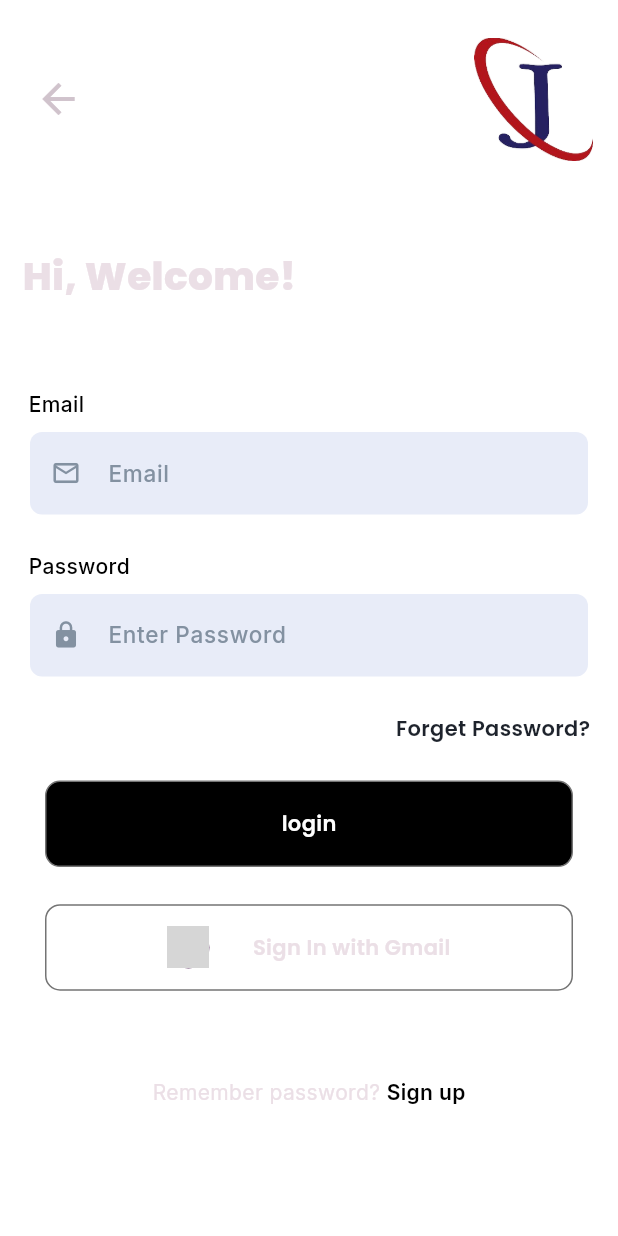
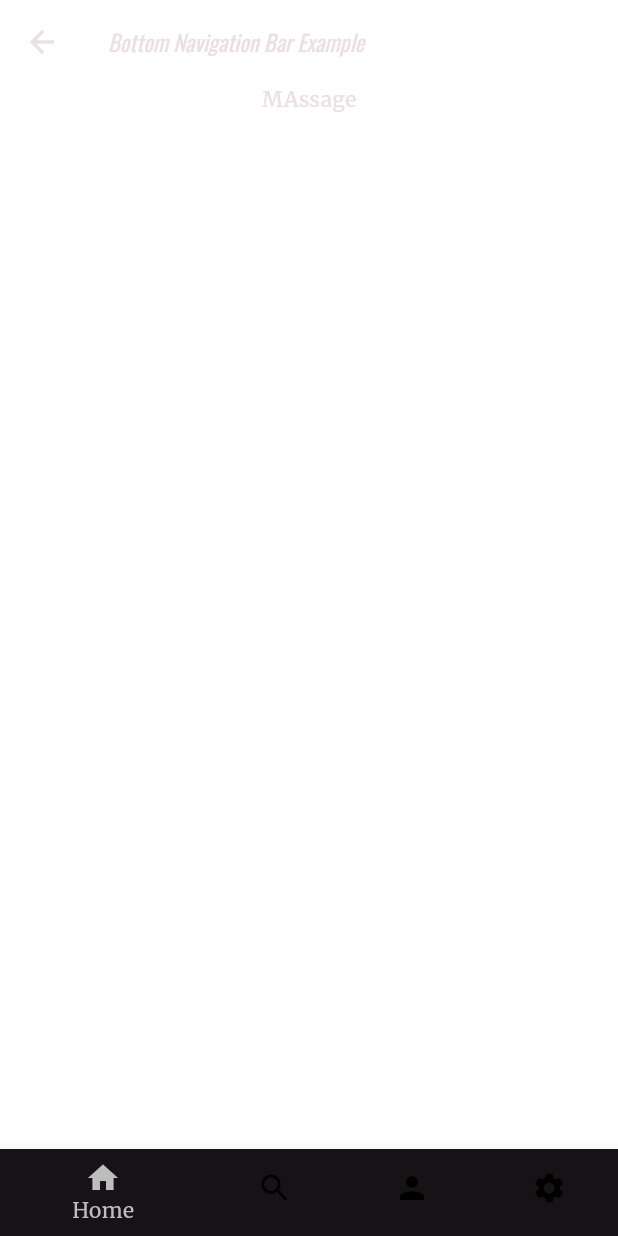
Before and after one commit to asfand124/job_jungle, a Flutter app: the Login screen opened directly, after a tap on "login", on a phone screen of 412 x 824 dp. Run offline on Flutter 3.47's test engine with Material 3 defaults, Android fonts, the phone set to English and light mode, and no system bars; our stand-ins replace firebase_core, google_fonts; accounts and stored records are empty; network calls fail; grey boxes are pictures that could not be loaded.

Commit message:
theme home and navigatin bbar complete

```diff
--- a/lib/Const/Themedata.dart
+++ b/lib/Const/Themedata.dart
@@ -7,14 +7,21 @@ ThemeData myTheme = ThemeData(
   primarySwatch: Colors.blue,
   textTheme: TextTheme(
     displayLarge: TextStyle(
-      fontSize: 72,
+      fontSize: 25,
       fontWeight: FontWeight.bold,
       fontFamily: GoogleFonts.poppins().fontFamily,
     ),
     titleLarge: GoogleFonts.oswald(
-      fontSize: 30,
+      fontSize: 15,
+      color: Colors.black,
       fontStyle: FontStyle.italic,
     ),
+    titleSmall: GoogleFonts.inter(
+      fontSize: 15,
+      color: Colors.white,
+    ),
+    titleMedium: GoogleFonts.inter(
+        fontSize: 15, color: Colors.black, fontStyle: FontStyle.normal),
     bodyMedium: GoogleFonts.merriweather(),
     displaySmall: GoogleFonts.pacifico(),
   ),
--- a/lib/Screens/Auth/Login.dart
+++ b/lib/Screens/Auth/Login.dart
@@ -1,6 +1,8 @@
 import 'package:flutter/material.dart';
 import 'package:google_fonts/google_fonts.dart';
 import 'package:job_jungle/Components/Textfields.dart';
+import 'package:job_jungle/Screens/Common/Navigation_bar.dart';
+import 'package:job_jungle/Screens/User/User_Home.dart';
 
 class Login extends StatelessWidget {
   TextEditingController _emailController = TextEditingController();
@@ -39,26 +41,13 @@ class Login extends StatelessWidget {
             SizedBox(
               height: MediaQuery.of(context).size.height * 0.07,
             ),
-            Text(
-              'Hi, Welcome!',
-              style: TextStyle(
-                fontSize: 26,
-                fontWeight: FontWeight.w800,
-                fontFamily: GoogleFonts.poppins().fontFamily,
-              ),
-            ),
+            Text('Hi, Welcome!',
+                style: Theme.of(context).textTheme.displayLarge),
+
             SizedBox(
               height: MediaQuery.of(context).size.height * 0.07,
             ),
-            Text(
-              ' Email',
-              style: TextStyle(
-                fontSize: 14,
-                color: Color(0xff000000),
-                fontFamily: GoogleFonts.inter().fontFamily,
-                fontWeight: FontWeight.w500,
-              ),
-            ),
+            Text(' Email', style: Theme.of(context).textTheme.titleMedium),
             SizedBox(
               height: MediaQuery.of(context).size.height * 0.01,
             ),
@@ -83,15 +72,7 @@ class Login extends StatelessWidget {
             SizedBox(
               height: MediaQuery.of(context).size.height * 0.03,
             ),
-            Text(
-              ' Password',
-              style: TextStyle(
-                fontSize: 14,
-                color: Color(0xff000000),
-                fontFamily: GoogleFonts.inter().fontFamily,
-                fontWeight: FontWeight.w500,
-              ),
-            ),
+            Text(' Password', style: Theme.of(context).textTheme.titleMedium),
             SizedBox(
               height: MediaQuery.of(context).size.height * 0.01,
             ),
@@ -125,15 +106,8 @@ class Login extends StatelessWidget {
                 //             builder: (context) => ForgetPassword()));
                 //   },
                 //child:
-                Text(
-                  "Forget Password? ",
-                  style: TextStyle(
-                    fontSize: 14.0,
-                    fontWeight: FontWeight.w600,
-                    fontFamily: GoogleFonts.poppins().fontFamily,
-                    color: Color(0xff1E232C),
-                  ),
-                ),
+                Text("Forget Password? ",
+                    style: Theme.of(context).textTheme.titleLarge),
               ],
             ),
             SizedBox(
@@ -146,14 +120,18 @@ class Login extends StatelessWidget {
             ///
             InkWell(
               onTap: () {
-                Navigator.push(
+                // Navigator.push(
+                //   context,
+                //   MaterialPageRoute(
+                //     builder: (context) => User_Home(),
+                //   ),
+                // );
+                Navigator.pushReplacement(
                   context,
-                  MaterialPageRoute(
-                    builder: (context) => Login(),
-                  ),
+                  MaterialPageRoute(builder: (context) => Navigation()),
                 );
               },
-              //  signInHandler,
+              //  signInHandler,s
 
               //.................................
               ///////////////////////////////////////
@@ -176,14 +154,8 @@ class Login extends StatelessWidget {
                       ),
                     ),
                     child: Center(
-                      child: Text(
-                        'login',
-                        style: TextStyle(
-                          color: Colors.white,
-                          fontWeight: FontWeight.w600,
-                          fontFamily: GoogleFonts.poppins().fontFamily,
-                        ),
-                      ),
+                      child: Text('login',
+                          style: Theme.of(context).textTheme.titleSmall),
                     )),
               ),
             ),
--- /dev/null
+++ b/lib/Screens/Common/Navigation_bar.dart
@@ -0,0 +1,79 @@
+import 'package:flutter/material.dart';
+import 'package:job_jungle/Screens/User/Massage.dart';
+import 'package:job_jungle/Screens/User/User_Home.dart';
+import 'package:job_jungle/Screens/User/User_Profile.dart';
+import 'package:job_jungle/Screens/User/User_service.dart';
+
+class Navigation extends StatefulWidget {
+  const Navigation({super.key});
+
+  @override
+  State<Navigation> createState() => _NavigationState();
+}
+
+int _selectedIndex = 0;
+final PageController _pageController = PageController();
+const List<Widget> _widgetOptions = <Widget>[
+  Text('Home ', style: TextStyle(fontSize: 35, fontWeight: FontWeight.bold)),
+  Text('Massage ', style: TextStyle(fontSize: 35, fontWeight: FontWeight.bold)),
+  Text('Profile ', style: TextStyle(fontSize: 35, fontWeight: FontWeight.bold)),
+  Text('Service ', style: TextStyle(fontSize: 35, fontWeight: FontWeight.bold)),
+];
+
+class _NavigationState extends State<Navigation> {
+  void _onItemTapped(int index) {
+    setState(() {
+      _selectedIndex = index;
+    });
+  }
+
+  @override
+  Widget build(BuildContext context) {
+    return Scaffold(
+      appBar: AppBar(
+        title: const Text('Bottom Navigation Bar Example'),
+        backgroundColor: Colors.white,
+      ),
+      body: PageView(
+        controller: _pageController,
+        onPageChanged: (index) {
+          setState(() {
+            _selectedIndex = index;
+          });
+        },
+        children: [
+          Massage(),
+          User_Home(),
+          User_Profile(),
+          User_service(),
+        ],
+      ),
+      backgroundColor: Colors.white,
+      bottomNavigationBar: BottomNavigationBar(
+        items: const <BottomNavigationBarItem>[
+          BottomNavigationBarItem(
+            icon: Icon(Icons.home),
+            label: 'Home',
+          ),
+          BottomNavigationBarItem(
+            icon: Icon(Icons.search),
+            label: 'Search',
+          ),
+          BottomNavigationBarItem(
+            icon: Icon(Icons.person),
+            label: 'Profile',
+          ),
+          BottomNavigationBarItem(
+            icon: Icon(Icons.settings),
+            label: 'Settings',
+          ),
+        ],
+        currentIndex: _selectedIndex,
+        selectedItemColor: Colors.grey[400],
+        unselectedItemColor: Colors.black,
+        backgroundColor: Colors.white,
+        onTap: _onItemTapped,
+      ),
+    );
+  }
+}
--- /dev/null
+++ b/lib/Screens/User/Massage.dart
@@ -0,0 +1,18 @@
+import 'package:flutter/material.dart';
+
+class Massage extends StatelessWidget {
+  const Massage({super.key});
+
+  @override
+  Widget build(BuildContext context) {
+    return Scaffold(
+      body: Column(
+        children: [
+          Center(
+            child: Text('MAssage'),
+          ),
+        ],
+      ),
+    );
+  }
+}
--- a/lib/main.dart
+++ b/lib/main.dart
@@ -12,17 +12,19 @@ class MainApp extends StatelessWidget {
   @override
   Widget build(BuildContext context) {
     return MaterialApp(
-      theme: myTheme, debugShowCheckedModeBanner: false,
-      home: Scaffold(
-        body: Column(
-          children: [
-            Text('data work  with me for to do work',
-                style: Theme.of(context).textTheme.titleLarge),
+      theme: myTheme,
+      debugShowCheckedModeBanner: false,
+      home:
+          // Scaffold(
+          //   body: Column(
+          //     children: [
+          //       Text('data work  with me for to do work',
+          //           style: Theme.of(context).textTheme.titleLarge),
 
-          ],
-        ),
-      ),
-      // SplashScreen(),
+          //     ],
+          //   ),
+          // ),
+          SplashScreen(),
     );
   }
 }
--- a/pubspec.yaml
+++ b/pubspec.yaml
@@ -11,6 +11,7 @@ dependencies:
   google_fonts: 6.1.0
   flutter:
     sdk: flutter
+  google_nav_bar: ^5.0.6
 
 dev_dependencies:
   flutter_test:
```
Also changed, not shown: lib/Screens/Auth/Direct.dart (+14 -43 lines), lib/Screens/Auth/SignUp.dart (+15 -48 lines), lib/Screens/User/User_Profile.dart (added, +18 -0 lines), lib/Screens/User/User_service.dart (added, +18 -0 lines), pubspec.lock.
